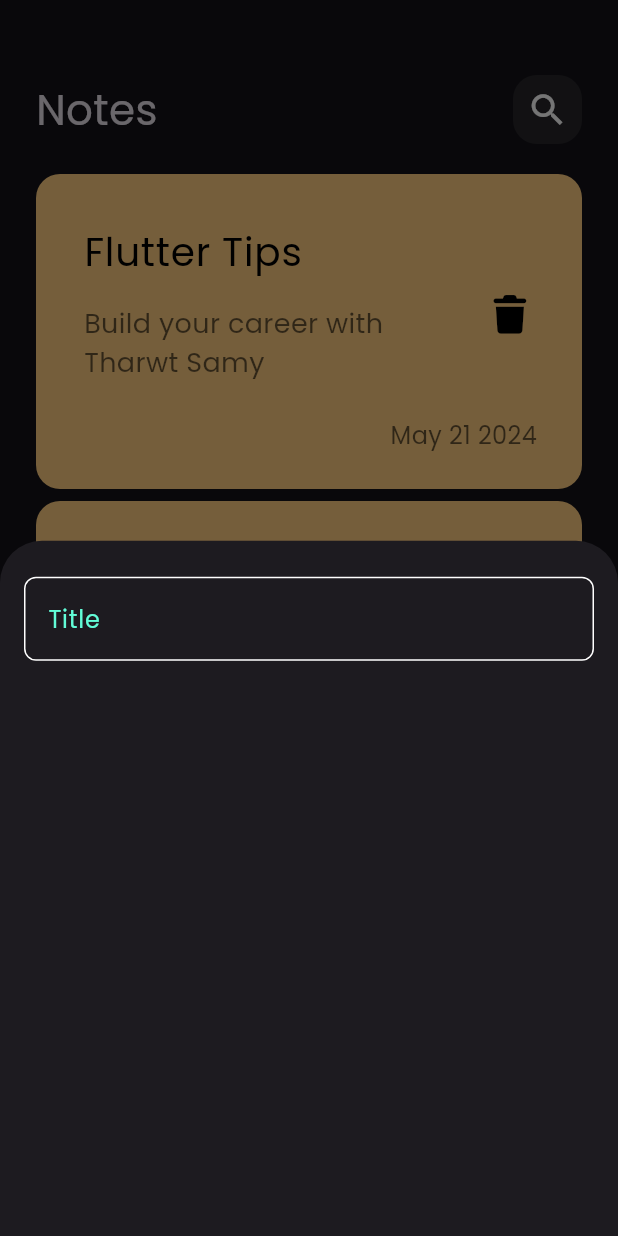
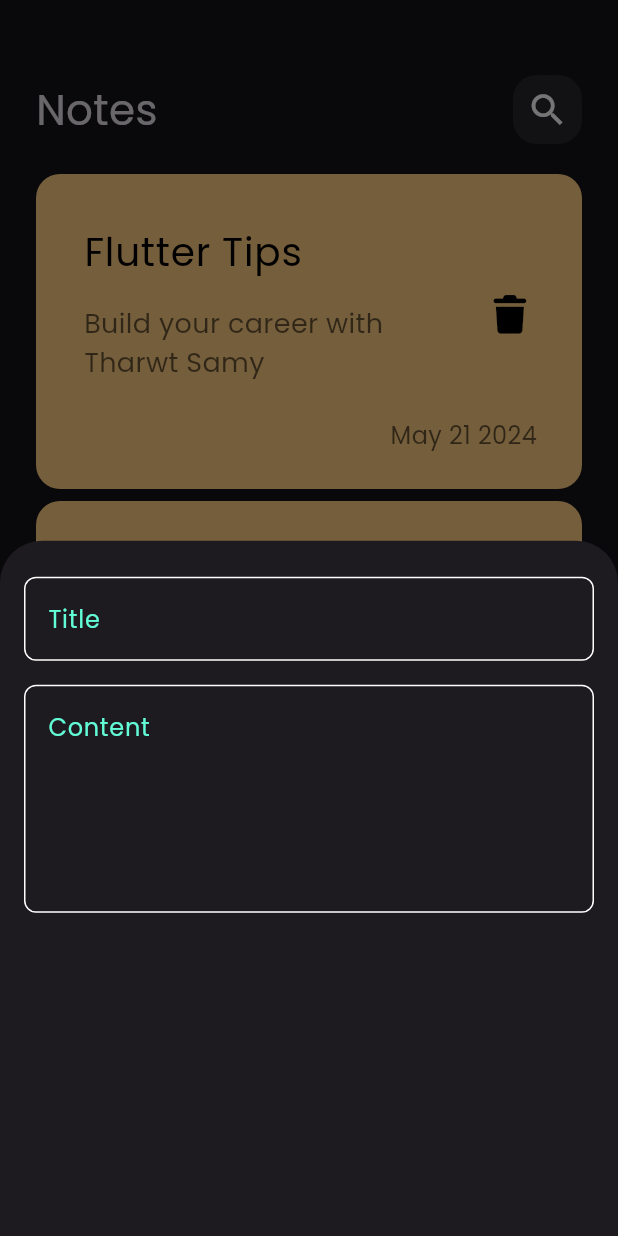
Before and after one commit to EmanMohamed7612/notes_app, a Flutter app: the screen it shows after launch, after a tap on the "add" icon, on a phone screen of 412 x 824 dp. Run offline on Flutter 3.47's test engine with Material 3 defaults, Android fonts, the phone set to English and light mode, and no system bars; our stand-ins replace font_awesome_flutter.

Commit message:
add fields to note bottom sheet

```diff
--- a/lib/widgets/add_note_bottom_sheet.dart
+++ b/lib/widgets/add_note_bottom_sheet.dart
@@ -8,7 +8,14 @@ class AddNoteBottomSheet extends StatelessWidget {
   Widget build(BuildContext context) {
     return Padding(
       padding: const EdgeInsets.symmetric(horizontal: 16.0),
-      child: Column(children: [SizedBox(height: 24), CustomTextField()]),
+      child: Column(
+        children: [
+          SizedBox(height: 24),
+          CustomTextField(hint: 'Title'),
+          SizedBox(height: 16),
+          CustomTextField(hint: 'Content', maxLines: 5),
+        ],
+      ),
     );
   }
 }
--- a/lib/widgets/custom_text_field.dart
+++ b/lib/widgets/custom_text_field.dart
@@ -2,14 +2,16 @@ import 'package:flutter/material.dart';
 import 'package:notes_app/constants.dart';
 
 class CustomTextField extends StatelessWidget {
-  const CustomTextField({super.key});
-
+  const CustomTextField({super.key, required this.hint,  this.maxLines=1});
+  final String hint;
+  final int maxLines;
   @override
   Widget build(BuildContext context) {
     return TextField(
       cursorColor: kPrimaryColor,
+      maxLines: maxLines,
       decoration: InputDecoration(
-        hintText: 'Title',
+        hintText: hint,
         hintStyle: TextStyle(color: kPrimaryColor),
         border: buildborder(),
         enabledBorder: buildborder(),
```
